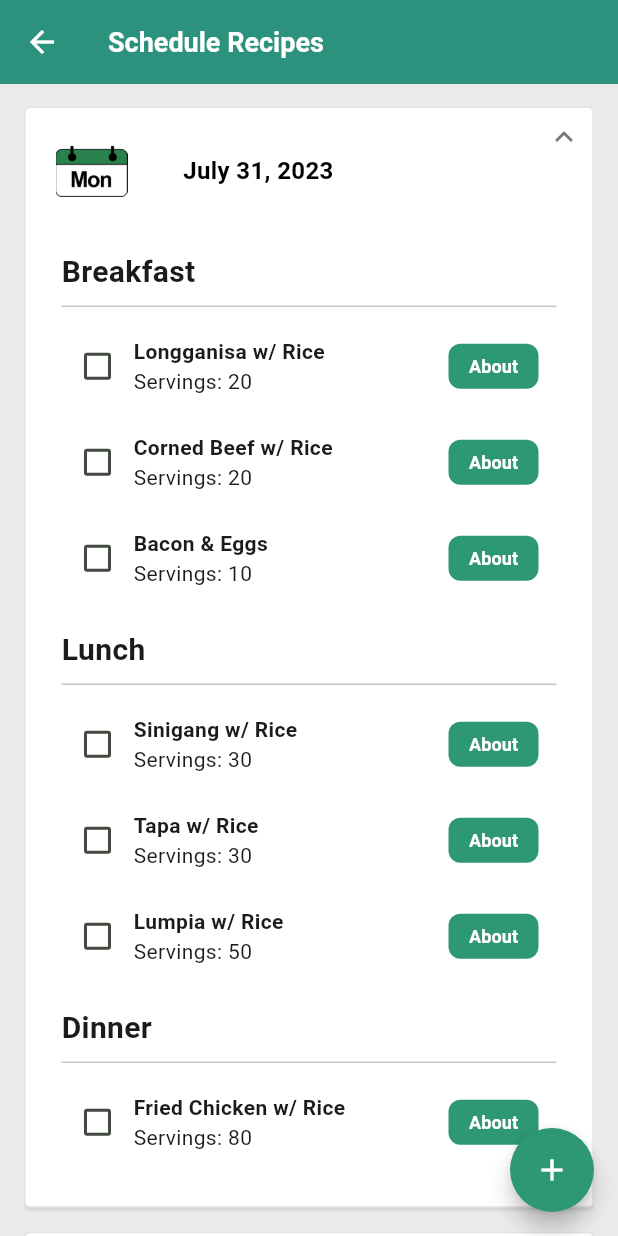
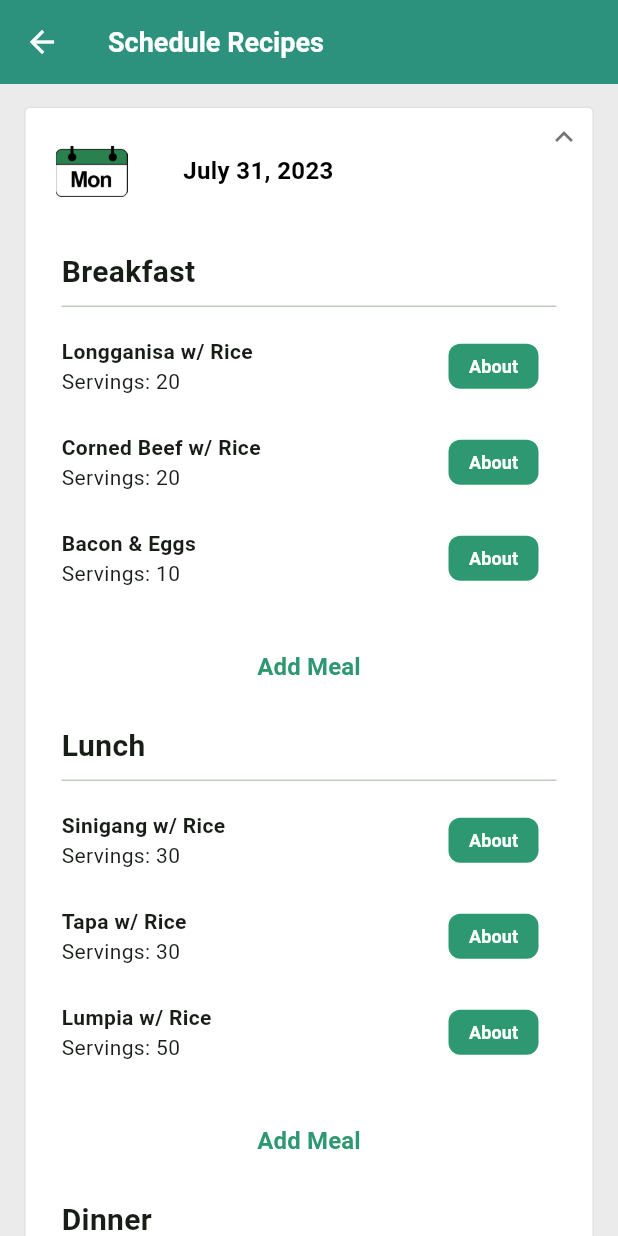
Before and after one commit to jjesuscastro/Victu, a Flutter app: the EditMenu screen opened directly, after a tap on an icon or button, on a phone screen of 412 x 824 dp. Run offline on Flutter 3.47's test engine with Material 2 defaults, Android fonts, the phone set to English and light mode, and no system bars; drawn by our look-alikes of expandable; our stand-ins replace firebase_auth, firebase_core, firebase_database, google_sign_in; missing offline and left inert: philippines_rpcmb; accounts and stored records are empty.

Commit message:
Remove create menu item

```diff
--- a/lib/screens/vendor/edit_menu.dart
+++ b/lib/screens/vendor/edit_menu.dart
@@ -4,7 +4,6 @@ import 'package:expandable/expandable.dart';
 import 'package:flutter/material.dart';
 import 'package:intl/intl.dart';
 import 'package:victu/screens/about_meal.dart';
-import 'package:victu/screens/vendor/create_meal.dart';
 
 class EditMenu extends StatefulWidget {
   const EditMenu({super.key});
@@ -54,16 +53,17 @@ class _EditMenuState extends State<EditMenu> {
           onPressed: () => Navigator.of(context).pop(),
         ),
       ),
-      floatingActionButton: FloatingActionButton(
-        onPressed: () => Navigator.push(
-          context,
-          MaterialPageRoute(builder: (context) => const CreateMeal()),
-        ),
-        shape: const CircleBorder(),
-        backgroundColor: const Color(0xff2d9871),
-        foregroundColor: Colors.white,
-        child: const Icon(Icons.add),
-      ),
+      //? Floating Action Button: Uncomment to add ability to create meals
+      // floatingActionButton: FloatingActionButton(
+      //   onPressed: () => Navigator.push(
+      //     context,
+      //     MaterialPageRoute(builder: (context) => const CreateMeal()),
+      //   ),
+      //   shape: const CircleBorder(),
+      //   backgroundColor: const Color(0xff2d9871),
+      //   foregroundColor: Colors.white,
+      //   child: const Icon(Icons.add),
+      // ),
       body: Padding(
         padding: const EdgeInsets.symmetric(vertical: 0, horizontal: 16),
         child: SingleChildScrollView(
@@ -78,24 +78,30 @@ class _EditMenuState extends State<EditMenu> {
                 shrinkWrap: true,
                 physics: const ScrollPhysics(),
                 children: [
-                  dayCard("Mon", DateFormat.yMMMMd().format(getMonday())),
                   dayCard(
+                      context, "Mon", DateFormat.yMMMMd().format(getMonday())),
+                  dayCard(
+                      context,
                       "Tue",
                       DateFormat.yMMMMd()
                           .format(getMonday().add(const Duration(days: 1)))),
                   dayCard(
+                      context,
                       "Wed",
                       DateFormat.yMMMMd()
                           .format(getMonday().add(const Duration(days: 2)))),
                   dayCard(
+                      context,
                       "Thu",
                       DateFormat.yMMMMd()
                           .format(getMonday().add(const Duration(days: 3)))),
                   dayCard(
+                      context,
                       "Fri",
                       DateFormat.yMMMMd()
                           .format(getMonday().add(const Duration(days: 4)))),
                   dayCard(
+                      context,
                       "Sat",
                       DateFormat.yMMMMd()
                           .format(getMonday().add(const Duration(days: 5)))),
@@ -109,7 +115,7 @@ class _EditMenuState extends State<EditMenu> {
   }
 }
 
-Widget dayCard(String day, String date) {
+Widget dayCard(BuildContext context, String day, String date) {
   return ExpandableNotifier(
     child: Card(
       margin: const EdgeInsets.fromLTRB(0, 0, 0, 16),
@@ -167,51 +173,117 @@ Widget dayCard(String day, String date) {
             ],
           ),
           collapsed: Container(),
-          expanded: const Padding(
-            padding: EdgeInsets.all(10),
+          expanded: Padding(
+            padding: const EdgeInsets.all(10),
             child: Column(
               mainAxisAlignment: MainAxisAlignment.start,
               crossAxisAlignment: CrossAxisAlignment.start,
               children: [
                 Padding(
-                    padding: EdgeInsets.fromLTRB(15, 0, 15, 15),
+                    padding: const EdgeInsets.fromLTRB(15, 0, 15, 15),
                     child: Column(
                         mainAxisAlignment: MainAxisAlignment.start,
                         crossAxisAlignment: CrossAxisAlignment.start,
                         children: [
-                          Text("Breakfast",
+                          const Text("Breakfast",
                               style: TextStyle(
                                   fontWeight: FontWeight.w700, fontSize: 20)),
-                          Divider(),
-                          MenuEntry("Longganisa w/ Rice", 20),
-                          MenuEntry("Corned Beef w/ Rice", 20),
-                          MenuEntry("Bacon & Eggs", 10),
+                          const Divider(),
+                          const MenuEntry("Longganisa w/ Rice", 20),
+                          const MenuEntry("Corned Beef w/ Rice", 20),
+                          const MenuEntry("Bacon & Eggs", 10),
+                          Padding(
+                            padding: const EdgeInsets.fromLTRB(0, 16, 0, 0),
+                            child: MaterialButton(
+                              onPressed: () {},
+                              elevation: 0,
+                              shape: RoundedRectangleBorder(
+                                borderRadius: BorderRadius.circular(8.0),
+                              ),
+                              padding: const EdgeInsets.all(10),
+                              textColor: const Color(0xff2d9871),
+                              height: 25,
+                              minWidth: MediaQuery.of(context).size.width,
+                              child: const Text(
+                                "Add Meal",
+                                style: TextStyle(
+                                  fontSize: 16,
+                                  fontWeight: FontWeight.w700,
+                                  fontStyle: FontStyle.normal,
+                                ),
+                              ),
+                            ),
+                          ),
                         ])),
                 Padding(
-                    padding: EdgeInsets.fromLTRB(15, 0, 15, 15),
+                    padding: const EdgeInsets.fromLTRB(15, 0, 15, 15),
                     child: Column(
                         mainAxisAlignment: MainAxisAlignment.start,
                         crossAxisAlignment: CrossAxisAlignment.start,
                         children: [
-                          Text("Lunch",
+                          const Text("Lunch",
                               style: TextStyle(
                                   fontWeight: FontWeight.w700, fontSize: 20)),
-                          Divider(),
-                          MenuEntry("Sinigang w/ Rice", 30),
-                          MenuEntry("Tapa w/ Rice", 30),
-                          MenuEntry("Lumpia w/ Rice", 50),
+                          const Divider(),
+                          const MenuEntry("Sinigang w/ Rice", 30),
+                          const MenuEntry("Tapa w/ Rice", 30),
+                          const MenuEntry("Lumpia w/ Rice", 50),
+                          Padding(
+                            padding: const EdgeInsets.fromLTRB(0, 16, 0, 0),
+                            child: MaterialButton(
+                              onPressed: () {},
+                              elevation: 0,
+                              shape: RoundedRectangleBorder(
+                                borderRadius: BorderRadius.circular(8.0),
+                              ),
+                              padding: const EdgeInsets.all(10),
+                              textColor: const Color(0xff2d9871),
+                              height: 25,
+                              minWidth: MediaQuery.of(context).size.width,
+                              child: const Text(
+                                "Add Meal",
+                                style: TextStyle(
+                                  fontSize: 16,
+                                  fontWeight: FontWeight.w700,
+                                  fontStyle: FontStyle.normal,
+                                ),
+                              ),
+                            ),
+                          ),
                         ])),
                 Padding(
-                    padding: EdgeInsets.fromLTRB(15, 0, 15, 15),
+                    padding: const EdgeInsets.fromLTRB(15, 0, 15, 15),
                     child: Column(
                         mainAxisAlignment: MainAxisAlignment.start,
                         crossAxisAlignment: CrossAxisAlignment.start,
                         children: [
-                          Text("Dinner",
+                          const Text("Dinner",
                               style: TextStyle(
                                   fontWeight: FontWeight.w700, fontSize: 20)),
-                          Divider(),
-                          MenuEntry("Fried Chicken w/ Rice", 80),
+                          const Divider(),
+                          const MenuEntry("Fried Chicken w/ Rice", 80),
+                          Padding(
+                            padding: const EdgeInsets.fromLTRB(0, 16, 0, 0),
+                            child: MaterialButton(
+                              onPressed: () {},
+                              elevation: 0,
+                              shape: RoundedRectangleBorder(
+                                borderRadius: BorderRadius.circular(8.0),
+                              ),
+                              padding: const EdgeInsets.all(10),
+                              textColor: const Color(0xff2d9871),
+                              height: 25,
+                              minWidth: MediaQuery.of(context).size.width,
+                              child: const Text(
+                                "Add Meal",
+                                style: TextStyle(
+                                  fontSize: 16,
+                                  fontWeight: FontWeight.w700,
+                                  fontStyle: FontStyle.normal,
+                                ),
+                              ),
+                            ),
+                          ),
                         ])),
               ],
             ),
@@ -238,14 +310,6 @@ class _MenuEntryState extends State<MenuEntry> {
   @override
   Widget build(BuildContext context) {
     return Row(children: [
-      Checkbox(
-        value: value,
-        onChanged: (value) {
-          setState(() {
-            this.value = value!;
-          });
-        },
-      ),
       Expanded(
           child: Column(
         crossAxisAlignment: CrossAxisAlignment.stretch,
```
